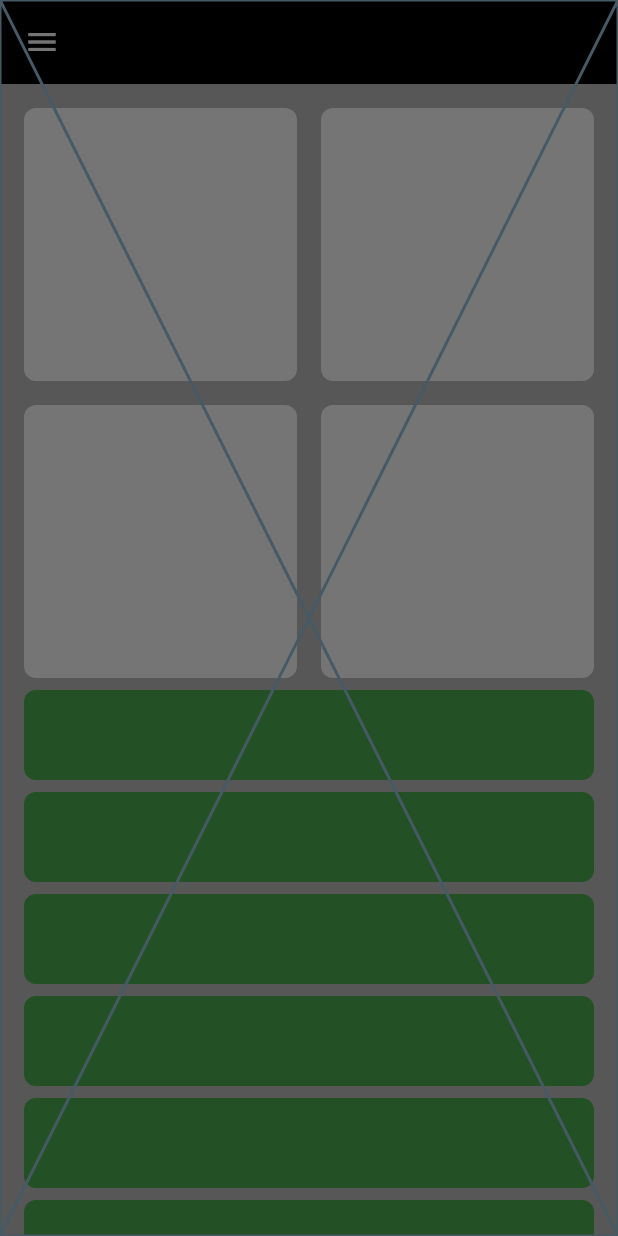
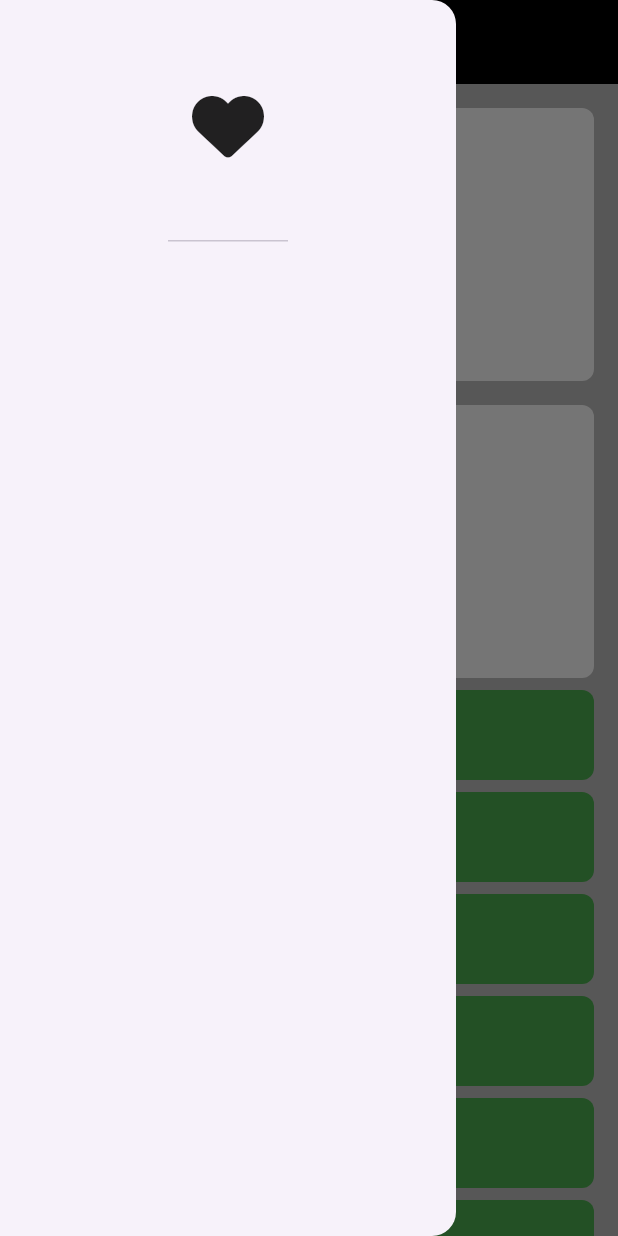
Before and after one commit to MohamedHamedAbdulhakam/adaptive_and_responsive_ui, a Flutter app: the screen it shows after launch, with the side drawer open, on a phone screen of 412 x 824 dp. Run offline on Flutter 3.47's test engine with Material 3 defaults, Android fonts, the light colour scheme and no system bars; our stand-ins replace font_awesome_flutter.

Commit message:
drawer header

```diff
--- a/lib/views/home_view.dart
+++ b/lib/views/home_view.dart
@@ -15,7 +15,7 @@
   @override
   Widget build(BuildContext context) {
     return Scaffold(
-      key:scaffoldKey,
+      key: scaffoldKey,
       drawer: const CustomDrawer(),
       backgroundColor: Color(0xffBDBDBD),
       appBar: AppBar(
--- a/lib/views/widgets/custom_drawer.dart
+++ b/lib/views/widgets/custom_drawer.dart
@@ -1,10 +1,19 @@
 import 'package:flutter/material.dart';
+import 'package:font_awesome_flutter/font_awesome_flutter.dart';
 
 class CustomDrawer extends StatelessWidget {
   const CustomDrawer({super.key});
 
   @override
   Widget build(BuildContext context) {
-    return const Placeholder();
+    return const Drawer(
+
+      child: Column(
+        children: [
+          DrawerHeader(child: Icon(FontAwesomeIcons.solidHeart,
+          size: 48,))
+        ],
+      ),
+    );
   }
 }
```
Also changed, not shown: pubspec.yaml (+3 -17 lines), pubspec.lock.
